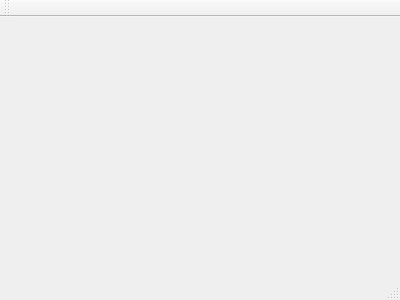
Qt form recoverwindow.ui (BG4444/Raid0Recovery) before a commit.
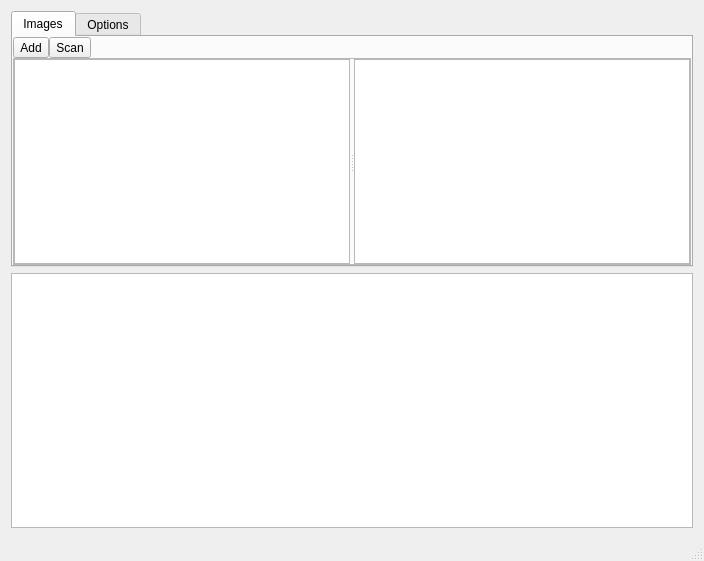
The same form after that commit.

Diff of the .ui file:
```diff
--- a/recoverwindow.ui
+++ b/recoverwindow.ui
@@ -1,24 +1,163 @@
 <ui version="4.0">
  <class>RecoverWindow</class>
- <widget class="QMainWindow" name="RecoverWindow" >
-  <property name="geometry" >
+ <widget class="QMainWindow" name="RecoverWindow">
+  <property name="geometry">
    <rect>
     <x>0</x>
     <y>0</y>
-    <width>400</width>
-    <height>300</height>
+    <width>704</width>
+    <height>561</height>
    </rect>
   </property>
   <property name="windowTitle" >
    <string>RecoverWindow</string>
   </property>
-  <widget class="QMenuBar" name="menuBar" />
-  <widget class="QToolBar" name="mainToolBar" />
-  <widget class="QWidget" name="centralWidget" />
-  <widget class="QStatusBar" name="statusBar" />
+  <widget class="QWidget" name="centralWidget">
+   <layout class="QGridLayout" name="gridLayout">
+    <item row="0" column="0">
+     <widget class="QTabWidget" name="tabWidget">
+      <property name="currentIndex">
+       <number>0</number>
+      </property>
+      <widget class="QWidget" name="tab">
+       <attribute name="title">
+        <string>Images</string>
+       </attribute>
+       <layout class="QGridLayout" name="gridLayout_2">
+        <property name="leftMargin">
+         <number>0</number>
+        </property>
+        <property name="topMargin">
+         <number>0</number>
+        </property>
+        <property name="rightMargin">
+         <number>0</number>
+        </property>
+        <property name="bottomMargin">
+         <number>0</number>
+        </property>
+        <property name="spacing">
+         <number>0</number>
+        </property>
+        <item row="0" column="0">
+         <widget class="QToolButton" name="addButton">
+          <property name="text">
+           <string>Add</string>
+          </property>
+         </widget>
+        </item>
+        <item row="2" column="0" colspan="3">
+         <widget class="QFrame" name="frame">
+          <property name="frameShape">
+           <enum>QFrame::StyledPanel</enum>
+          </property>
+          <property name="frameShadow">
+           <enum>QFrame::Raised</enum>
+          </property>
+          <layout class="QHBoxLayout" name="horizontalLayout">
+           <property name="spacing">
+            <number>0</number>
+           </property>
+           <property name="leftMargin">
+            <number>0</number>
+           </property>
+           <property name="topMargin">
+            <number>0</number>
+           </property>
+           <property name="rightMargin">
+            <number>0</number>
+           </property>
+           <property name="bottomMargin">
+            <number>0</number>
+           </property>
+           <item>
+            <widget class="QSplitter" name="splitter">
+             <property name="orientation">
+              <enum>Qt::Horizontal</enum>
+             </property>
+             <widget class="QTableView" name="imagesView">
+              <property name="selectionMode">
+               <enum>QAbstractItemView::MultiSelection</enum>
+              </property>
+              <property name="selectionBehavior">
+               <enum>QAbstractItemView::SelectRows</enum>
+              </property>
+             </widget>
+             <widget class="QTableView" name="tableView"/>
+            </widget>
+           </item>
+          </layout>
+         </widget>
+        </item>
+        <item row="0" column="1">
+         <widget class="QToolButton" name="scanButton">
+          <property name="text">
+           <string>Scan</string>
+          </property>
+         </widget>
+        </item>
+       </layout>
+      </widget>
+      <widget class="QWidget" name="tab_2">
+       <attribute name="title">
+        <string>Options</string>
+       </attribute>
+       <layout class="QGridLayout" name="gridLayout_3">
+        <item row="1" column="0">
+         <widget class="QLabel" name="label_3">
+          <property name="text">
+           <string>Threads per drive</string>
+          </property>
+         </widget>
+        </item>
+        <item row="0" column="0">
+         <widget class="QLabel" name="label_2">
+          <property name="text">
+           <string>Threads per file</string>
+          </property>
+         </widget>
+        </item>
+        <item row="0" column="1">
+         <widget class="QSpinBox" name="threadsPerFile"/>
+        </item>
+        <item row="1" column="1">
+         <widget class="QSpinBox" name="threadsPerDrive"/>
+        </item>
+        <item row="3" column="0">
+         <spacer name="verticalSpacer">
+          <property name="orientation">
+           <enum>Qt::Vertical</enum>
+          </property>
+          <property name="sizeHint" stdset="0">
+           <size>
+            <width>20</width>
+            <height>40</height>
+           </size>
+          </property>
+         </spacer>
+        </item>
+        <item row="2" column="0">
+         <widget class="QLabel" name="label">
+          <property name="text">
+           <string>Total threads</string>
+          </property>
+         </widget>
+        </item>
+        <item row="2" column="1">
+         <widget class="QSpinBox" name="totalThreads"/>
+        </item>
+       </layout>
+      </widget>
+     </widget>
+    </item>
+    <item row="1" column="0">
+     <widget class="QPlainTextEdit" name="logStorage"/>
+    </item>
+   </layout>
+  </widget>
+  <widget class="QStatusBar" name="statusBar"/>
  </widget>
- <layoutDefault spacing="6" margin="11" />
- <pixmapfunction></pixmapfunction>
+ <layoutdefault spacing="6" margin="11"/>
  <resources/>
  <connections/>
 </ui>
```
Left out of the diff: 3 changed lines with no effect on the pictures.
